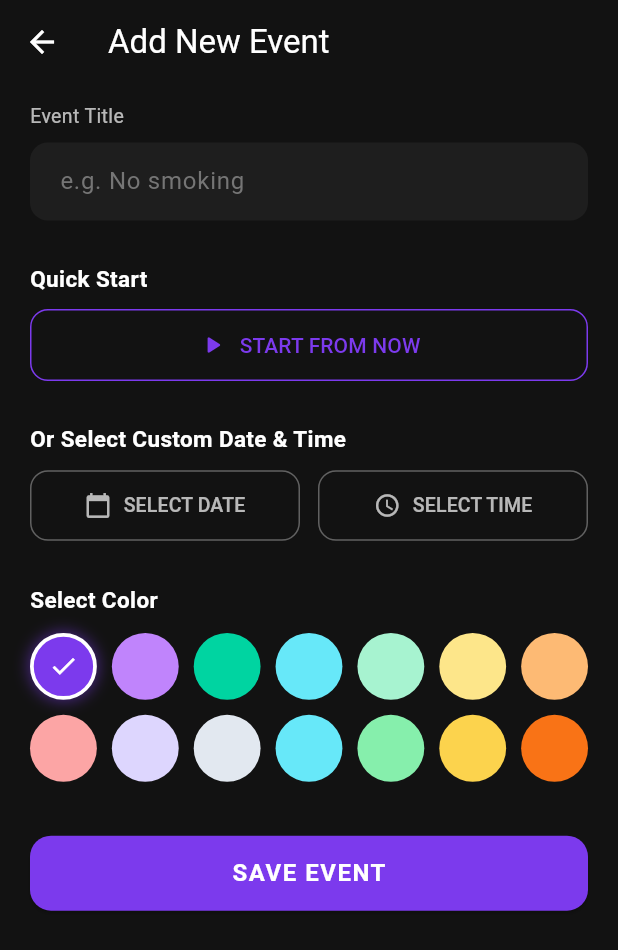
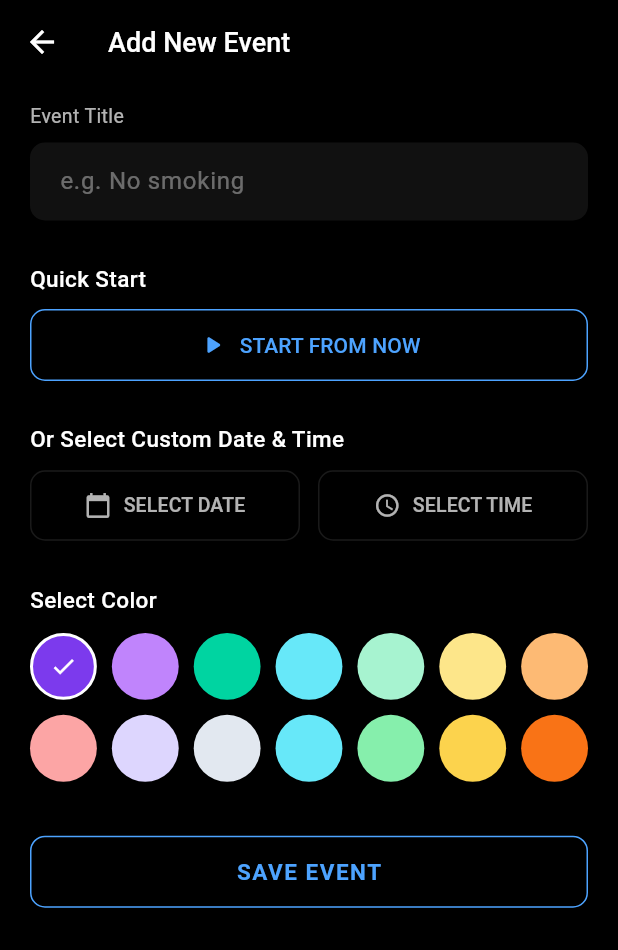
Before and after one commit to danishayman/elapsed, a Flutter app: the screen it shows after launch, after a tap on "ADD EVENT", on a phone screen of 412 x 824 dp. Shown: the top 950 px of the screen. Run offline on Flutter 3.47's test engine with Material 3 defaults, Android fonts, the phone set to English and light mode, and no system bars; our stand-ins replace share_plus, shared_preferences; missing offline and left inert: home_widget.

Commit message:
change themes

```diff
--- a/lib/main.dart
+++ b/lib/main.dart
@@ -2,6 +2,7 @@ import 'package:flutter/material.dart';
 import 'screens/home_screen.dart';
 import 'screens/info_screen.dart';
 import 'services/widget_service.dart';
+import 'theme.dart';
 
 void main() => runApp(const ElapsedApp());
 
@@ -13,17 +14,7 @@ class ElapsedApp extends StatelessWidget {
     return MaterialApp(
       title: 'Elapsed',
       debugShowCheckedModeBanner: false,
-      theme: ThemeData.dark().copyWith(
-        scaffoldBackgroundColor: const Color(0xFF121212),
-        colorScheme: const ColorScheme.dark(
-          primary: Color(0xFF7C3AED),
-          surface: Color(0xFF121212),
-        ),
-        appBarTheme: const AppBarTheme(
-          backgroundColor: Color(0xFF121212),
-          elevation: 0,
-        ),
-      ),
+      theme: buildAppTheme(),
       home: const MainShell(),
     );
   }
@@ -69,10 +60,11 @@ class _MainShellState extends State<MainShell> with WidgetsBindingObserver {
       bottomNavigationBar: BottomNavigationBar(
         currentIndex: _currentIndex,
         onTap: (i) => setState(() => _currentIndex = i),
-        backgroundColor: const Color(0xFF1A1A1A),
-        selectedItemColor: const Color(0xFF7C3AED),
-        unselectedItemColor: Colors.grey[600],
+        backgroundColor: kBgBlack,
+        selectedItemColor: kAccent,
+        unselectedItemColor: kTextTertiary,
         type: BottomNavigationBarType.fixed,
+        elevation: 0,
         items: const [
           BottomNavigationBarItem(
             icon: Icon(Icons.home_rounded),
--- a/lib/screens/add_event_screen.dart
+++ b/lib/screens/add_event_screen.dart
@@ -3,6 +3,7 @@ import 'package:uuid/uuid.dart';
 import '../models/event_model.dart';
 import '../services/storage_service.dart';
 import '../services/widget_service.dart';
+import '../theme.dart';
 import '../widgets/color_picker_grid.dart';
 
 const _paletteColors = [
@@ -71,7 +72,7 @@ class _AddEventScreenState extends State<AddEventScreen> {
       lastDate: DateTime.now(),
       builder: (context, child) => Theme(
         data: ThemeData.dark().copyWith(
-          colorScheme: const ColorScheme.dark(primary: Color(0xFF7C3AED)),
+          colorScheme: const ColorScheme.dark(primary: kAccent),
         ),
         child: child!,
       ),
@@ -85,7 +86,7 @@ class _AddEventScreenState extends State<AddEventScreen> {
       initialTime: _selectedTime ?? TimeOfDay.now(),
       builder: (context, child) => Theme(
         data: ThemeData.dark().copyWith(
-          colorScheme: const ColorScheme.dark(primary: Color(0xFF7C3AED)),
+          colorScheme: const ColorScheme.dark(primary: kAccent),
         ),
         child: child!,
       ),
@@ -152,7 +153,7 @@ class _AddEventScreenState extends State<AddEventScreen> {
     return Scaffold(
       appBar: AppBar(
         title: Text(widget.editEvent != null ? 'Edit Event' : 'Add New Event'),
-        backgroundColor: Colors.transparent,
+        backgroundColor: kBgBlack,
         elevation: 0,
       ),
       body: SingleChildScrollView(
@@ -163,19 +164,19 @@ class _AddEventScreenState extends State<AddEventScreen> {
             // Title field
             const Text(
               'Event Title',
-              style: TextStyle(color: Colors.white70, fontSize: 13),
+              style: TextStyle(color: kTextSecondary, fontSize: 13),
             ),
             const SizedBox(height: 8),
             TextField(
               controller: _titleController,
-              style: const TextStyle(color: Colors.white),
+              style: const TextStyle(color: kTextPrimary),
               decoration: InputDecoration(
                 hintText: 'e.g. No smoking',
-                hintStyle: TextStyle(color: Colors.grey[600]),
+                hintStyle: const TextStyle(color: kTextTertiary),
                 filled: true,
-                fillColor: const Color(0xFF1E1E1E),
+                fillColor: kCardDark,
                 border: OutlineInputBorder(
-                  borderRadius: BorderRadius.circular(12),
+                  borderRadius: BorderRadius.circular(kCardRadius),
                   borderSide: BorderSide.none,
                 ),
                 contentPadding: const EdgeInsets.symmetric(
@@ -191,9 +192,9 @@ class _AddEventScreenState extends State<AddEventScreen> {
             const Text(
               'Quick Start',
               style: TextStyle(
-                color: Colors.white,
+                color: kTextPrimary,
                 fontSize: 15,
-                fontWeight: FontWeight.w600,
+                fontWeight: FontWeight.w500,
               ),
             ),
             const SizedBox(height: 10),
@@ -204,10 +205,10 @@ class _AddEventScreenState extends State<AddEventScreen> {
                 icon: const Icon(Icons.play_arrow_rounded, size: 20),
                 label: const Text('START FROM NOW'),
                 style: OutlinedButton.styleFrom(
-                  foregroundColor: const Color(0xFF7C3AED),
-                  side: const BorderSide(color: Color(0xFF7C3AED)),
+                  foregroundColor: kAccent,
+                  side: const BorderSide(color: kAccent),
                   shape: RoundedRectangleBorder(
-                    borderRadius: BorderRadius.circular(12),
+                    borderRadius: BorderRadius.circular(kCardRadius),
                   ),
                   padding: const EdgeInsets.symmetric(vertical: 14),
                 ),
@@ -220,9 +221,9 @@ class _AddEventScreenState extends State<AddEventScreen> {
             const Text(
               'Or Select Custom Date & Time',
               style: TextStyle(
-                color: Colors.white,
+                color: kTextPrimary,
                 fontSize: 15,
-                fontWeight: FontWeight.w600,
+                fontWeight: FontWeight.w500,
               ),
             ),
             const SizedBox(height: 10),
@@ -256,9 +257,9 @@ class _AddEventScreenState extends State<AddEventScreen> {
             const Text(
               'Select Color',
               style: TextStyle(
-                color: Colors.white,
+                color: kTextPrimary,
                 fontSize: 15,
-                fontWeight: FontWeight.w600,
+                fontWeight: FontWeight.w500,
               ),
             ),
             const SizedBox(height: 12),
@@ -273,20 +274,20 @@ class _AddEventScreenState extends State<AddEventScreen> {
             // Save button
             SizedBox(
               width: double.infinity,
-              height: 50,
-              child: ElevatedButton(
+              height: 48,
+              child: OutlinedButton(
                 onPressed: _save,
-                style: ElevatedButton.styleFrom(
-                  backgroundColor: const Color(0xFF7C3AED),
+                style: OutlinedButton.styleFrom(
+                  foregroundColor: kAccent,
+                  side: const BorderSide(color: kAccent),
                   shape: RoundedRectangleBorder(
-                    borderRadius: BorderRadius.circular(14),
+                    borderRadius: BorderRadius.circular(kCardRadius),
                   ),
                 ),
                 child: const Text(
                   'SAVE EVENT',
                   style: TextStyle(
-                    color: Colors.white,
-                    fontSize: 16,
+                    fontSize: 15,
                     fontWeight: FontWeight.w600,
                     letterSpacing: 1,
                   ),
@@ -319,9 +320,11 @@ class _PickerButton extends StatelessWidget {
       icon: Icon(icon, size: 18),
       label: Text(label, style: const TextStyle(fontSize: 13)),
       style: OutlinedButton.styleFrom(
-        foregroundColor: Colors.white70,
-        side: BorderSide(color: Colors.grey[700]!),
-        shape: RoundedRectangleBorder(borderRadius: BorderRadius.circular(12)),
+        foregroundColor: kTextSecondary,
+        side: const BorderSide(color: kDivider),
+        shape: RoundedRectangleBorder(
+          borderRadius: BorderRadius.circular(kCardRadius),
+        ),
         padding: const EdgeInsets.symmetric(vertical: 14, horizontal: 8),
       ),
     );
--- a/lib/screens/home_screen.dart
+++ b/lib/screens/home_screen.dart
@@ -3,6 +3,7 @@ import 'package:flutter/material.dart';
 import '../models/event_model.dart';
 import '../services/storage_service.dart';
 import '../services/widget_service.dart';
+import '../theme.dart';
 import '../widgets/event_card.dart';
 import 'add_event_screen.dart';
 import 'event_detail_screen.dart';
@@ -42,27 +43,26 @@ class _HomeScreenState extends State<HomeScreen> {
     final confirmed = await showDialog<bool>(
       context: context,
       builder: (ctx) => AlertDialog(
-        backgroundColor: const Color(0xFF252525),
-        shape: RoundedRectangleBorder(borderRadius: BorderRadius.circular(16)),
+        backgroundColor: kCardDark,
+        shape: RoundedRectangleBorder(
+          borderRadius: BorderRadius.circular(kCardRadius),
+        ),
         title: const Text(
           'Delete Event',
-          style: TextStyle(color: Colors.white),
+          style: TextStyle(color: kTextPrimary),
         ),
         content: Text(
           'Remove "${_events[index].title}"?',
-          style: TextStyle(color: Colors.grey[300]),
+          style: const TextStyle(color: kTextSecondary),
         ),
         actions: [
           TextButton(
             onPressed: () => Navigator.pop(ctx, false),
-            child: Text('CANCEL', style: TextStyle(color: Colors.grey[400])),
+            child: const Text('CANCEL', style: TextStyle(color: kTextTertiary)),
           ),
           TextButton(
             onPressed: () => Navigator.pop(ctx, true),
-            child: const Text(
-              'DELETE',
-              style: TextStyle(color: Color(0xFFEF4444)),
-            ),
+            child: const Text('DELETE', style: TextStyle(color: kDanger)),
           ),
         ],
       ),
@@ -101,50 +101,44 @@ class _HomeScreenState extends State<HomeScreen> {
           children: [
             // Header
             const Padding(
-              padding: EdgeInsets.fromLTRB(20, 24, 20, 4),
+              padding: EdgeInsets.fromLTRB(20, 32, 20, 4),
               child: Text(
                 'Elapsed',
                 style: TextStyle(
-                  color: Colors.white,
-                  fontSize: 28,
-                  fontWeight: FontWeight.bold,
-                  letterSpacing: -0.5,
+                  color: kTextPrimary,
+                  fontSize: 24,
+                  fontWeight: FontWeight.w500,
+                  letterSpacing: -0.3,
                 ),
               ),
             ),
-            Padding(
-              padding: const EdgeInsets.fromLTRB(20, 0, 20, 20),
+            const Padding(
+              padding: EdgeInsets.fromLTRB(20, 0, 20, 24),
               child: Text(
                 'Track your progress',
-                style: TextStyle(color: Colors.grey[500], fontSize: 14),
+                style: TextStyle(color: kTextTertiary, fontSize: 13),
               ),
             ),
 
             // Event list
             Expanded(
               child: _events.isEmpty
-                  ? Center(
+                  ? const Center(
                       child: Column(
                         mainAxisSize: MainAxisSize.min,
                         children: [
-                          Icon(
-                            Icons.timer_outlined,
-                            size: 64,
-                            color: Colors.grey[700],
-                          ),
-                          const SizedBox(height: 16),
                           Text(
                             'No events yet',
                             style: TextStyle(
-                              color: Colors.grey[500],
+                              color: kTextSecondary,
                               fontSize: 16,
                             ),
                           ),
-                          const SizedBox(height: 6),
+                          SizedBox(height: 6),
                           Text(
                             'Tap the button below to get started',
                             style: TextStyle(
-                              color: Colors.grey[600],
+                              color: kTextTertiary,
                               fontSize: 13,
                             ),
                           ),
@@ -170,24 +164,28 @@ class _HomeScreenState extends State<HomeScreen> {
         ),
       ),
 
-      // Add Event button
+      // Add Event button — subtle outline
       floatingActionButton: Padding(
         padding: const EdgeInsets.only(bottom: 8),
         child: SizedBox(
-          height: 48,
+          height: 44,
           child: FloatingActionButton.extended(
             onPressed: _navigateToAdd,
-            backgroundColor: const Color(0xFF7C3AED),
+            backgroundColor: Colors.transparent,
+            elevation: 0,
+            highlightElevation: 0,
             shape: RoundedRectangleBorder(
-              borderRadius: BorderRadius.circular(28),
+              borderRadius: BorderRadius.circular(22),
+              side: const BorderSide(color: kAccent, width: 1),
             ),
-            icon: const Icon(Icons.add, color: Colors.white),
+            icon: const Icon(Icons.add, color: kAccent, size: 20),
             label: const Text(
               'ADD EVENT',
               style: TextStyle(
-                color: Colors.white,
-                fontWeight: FontWeight.w600,
-                letterSpacing: 1,
+                color: kAccent,
+                fontWeight: FontWeight.w500,
+                fontSize: 13,
+                letterSpacing: 0.8,
               ),
             ),
           ),
--- a/lib/screens/info_screen.dart
+++ b/lib/screens/info_screen.dart
@@ -1,4 +1,5 @@
 import 'package:flutter/material.dart';
+import '../theme.dart';
 
 class InfoScreen extends StatelessWidget {
   const InfoScreen({super.key});
@@ -15,9 +16,9 @@ class InfoScreen extends StatelessWidget {
               const Text(
                 'About',
                 style: TextStyle(
-                  color: Colors.white,
-                  fontSize: 28,
-                  fontWeight: FontWeight.bold,
+                  color: kTextPrimary,
+                  fontSize: 24,
+                  fontWeight: FontWeight.w500,
                 ),
               ),
               const SizedBox(height: 24),
@@ -25,8 +26,8 @@ class InfoScreen extends StatelessWidget {
                 width: double.infinity,
                 padding: const EdgeInsets.all(20),
                 decoration: BoxDecoration(
-                  color: const Color(0xFF1E1E1E),
-                  borderRadius: BorderRadius.circular(16),
+                  color: kCardDark,
+                  borderRadius: BorderRadius.circular(kCardRadius),
                 ),
                 child: Column(
                   crossAxisAlignment: CrossAxisAlignment.start,
@@ -36,55 +37,53 @@ class InfoScreen extends StatelessWidget {
                         Container(
                           padding: const EdgeInsets.all(10),
                           decoration: BoxDecoration(
-                            color: const Color(
-                              0xFF7C3AED,
-                            ).withValues(alpha: 0.15),
-                            borderRadius: BorderRadius.circular(12),
+                            color: kAccent.withValues(alpha: 0.10),
+                            borderRadius: BorderRadius.circular(kCardRadius),
                           ),
                           child: const Icon(
                             Icons.timer_outlined,
-                            color: Color(0xFF7C3AED),
-                            size: 28,
+                            color: kAccent,
+                            size: 24,
                           ),
                         ),
                         const SizedBox(width: 14),
                         const Text(
                           'Elapsed',
                           style: TextStyle(
-                            color: Colors.white,
-                            fontSize: 20,
-                            fontWeight: FontWeight.w600,
+                            color: kTextPrimary,
+                            fontSize: 18,
+                            fontWeight: FontWeight.w500,
                           ),
                         ),
                       ],
                     ),
                     const SizedBox(height: 20),
-                    Text(
+                    const Text(
                       'Elapsed helps you track how long it has been since '
                       'important personal events. Whether you\'re counting days '
                       'smoke-free, tracking your gym streak, or remembering '
                       'milestones — this app keeps a live, real-time counter for '
                       'each event.',
                       style: TextStyle(
-                        color: Colors.grey[400],
-                        fontSize: 15,
+                        color: kTextSecondary,
+                        fontSize: 14,
                         height: 1.6,
                       ),
                     ),
                     const SizedBox(height: 20),
-                    _InfoTile(
+                    const _InfoTile(
                       icon: Icons.add_circle_outline,
                       text: 'Tap "+ ADD EVENT" to create a new tracker',
                     ),
-                    _InfoTile(
+                    const _InfoTile(
                       icon: Icons.palette_outlined,
                       text: 'Choose a color to personalise each event',
                     ),
-                    _InfoTile(
+                    const _InfoTile(
                       icon: Icons.touch_app_outlined,
                       text: 'Long-press an event card to delete it',
                     ),
-                    _InfoTile(
+                    const _InfoTile(
                       icon: Icons.save_outlined,
                       text: 'Events are saved locally on your device',
                     ),
@@ -92,10 +91,10 @@ class InfoScreen extends StatelessWidget {
                 ),
               ),
               const Spacer(),
-              Center(
+              const Center(
                 child: Text(
                   'v1.0.0',
-                  style: TextStyle(color: Colors.grey[600], fontSize: 13),
+                  style: TextStyle(color: kTextTertiary, fontSize: 13),
                 ),
               ),
             ],
@@ -118,12 +117,12 @@ class _InfoTile extends StatelessWidget {
       padding: const EdgeInsets.only(bottom: 12),
       child: Row(
         children: [
-          Icon(icon, color: const Color(0xFF7C3AED), size: 20),
+          Icon(icon, color: kAccent, size: 18),
           const SizedBox(width: 12),
           Expanded(
             child: Text(
               text,
-              style: TextStyle(color: Colors.grey[300], fontSize: 14),
+              style: const TextStyle(color: kTextSecondary, fontSize: 14),
             ),
           ),
         ],
--- /dev/null
+++ b/lib/theme.dart
@@ -0,0 +1,44 @@
+import 'package:flutter/material.dart';
+
+// ── Ultra Minimal Design Tokens ──────────────────────────────
+
+const Color kBgBlack = Color(0xFF000000);
+const Color kCardDark = Color(0xFF111111);
+const Color kCardDarkAlt = Color(0xFF1A1A1A);
+const Color kAccent = Color(0xFF4DA3FF);
+const Color kTextPrimary = Color(0xFFFFFFFF);
+const Color kTextSecondary = Color(0xB3FFFFFF); // ~70% white
+const Color kTextTertiary = Color(0x61FFFFFF); // ~38% white
+const Color kDivider = Color(0x1AFFFFFF); // ~10% white
+const Color kDanger = Color(0xFFEF4444);
+
+const double kCardRadius = 10.0;
+
+// ── ThemeData ────────────────────────────────────────────────
+
+ThemeData buildAppTheme() {
+  return ThemeData.dark().copyWith(
+    scaffoldBackgroundColor: kBgBlack,
+    colorScheme: const ColorScheme.dark(primary: kAccent, surface: kBgBlack),
+    appBarTheme: const AppBarTheme(
+      backgroundColor: kBgBlack,
+      elevation: 0,
+      titleTextStyle: TextStyle(
+        color: kTextPrimary,
+        fontSize: 18,
+        fontWeight: FontWeight.w500,
+      ),
+      iconTheme: IconThemeData(color: kTextPrimary),
+    ),
+    dialogTheme: DialogThemeData(
+      backgroundColor: kCardDark,
+      shape: RoundedRectangleBorder(
+        borderRadius: BorderRadius.circular(kCardRadius),
+      ),
+    ),
+    snackBarTheme: const SnackBarThemeData(
+      backgroundColor: kCardDark,
+      contentTextStyle: TextStyle(color: kTextPrimary),
+    ),
+  );
+}
--- a/lib/widgets/color_picker_grid.dart
+++ b/lib/widgets/color_picker_grid.dart
@@ -1,4 +1,5 @@
 import 'package:flutter/material.dart';
+import '../theme.dart';
 
 class ColorPickerGrid extends StatelessWidget {
   final List<String> colors;
@@ -38,20 +39,11 @@ class ColorPickerGrid extends StatelessWidget {
               color: color,
               shape: BoxShape.circle,
               border: isSelected
-                  ? Border.all(color: Colors.white, width: 2.5)
-                  : null,
-              boxShadow: isSelected
-                  ? [
-                      BoxShadow(
-                        color: color.withValues(alpha: 0.5),
-                        blurRadius: 8,
-                        spreadRadius: 1,
-                      ),
-                    ]
+                  ? Border.all(color: kTextPrimary, width: 2)
                   : null,
             ),
             child: isSelected
-                ? const Icon(Icons.check, color: Colors.white, size: 20)
+                ? const Icon(Icons.check, color: kTextPrimary, size: 18)
                 : null,
           ),
         );
```
Also changed, not shown: lib/screens/event_detail_screen.dart (+102 -106 lines), lib/widgets/event_card.dart (+39 -28 lines).
